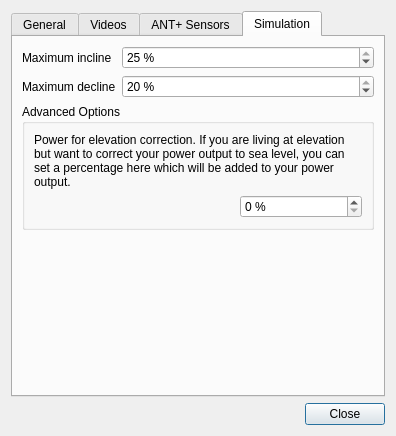
Old version of the form mainlib/maingui/settingsdialog.ui in the repository rsippl/big-ring.
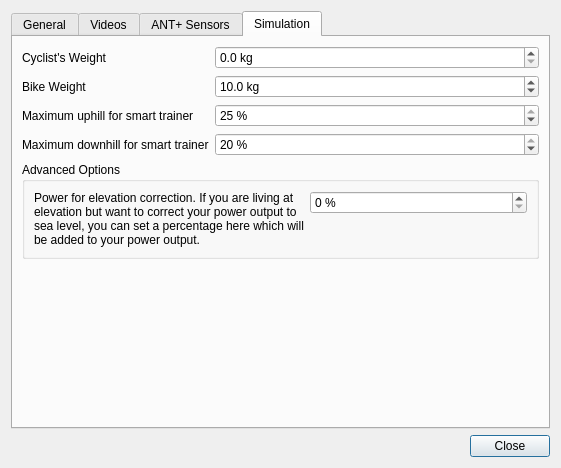
New version of the form.

Commit message: Set minimum and maximum slopes for smart trainers. Set power correction value.

Patch:
```diff
--- a/mainlib/maingui/settingsdialog.ui
+++ b/mainlib/maingui/settingsdialog.ui
@@ -9,8 +9,8 @@
    <rect>
     <x>0</x>
     <y>0</y>
-    <width>396</width>
-    <height>436</height>
+    <width>561</width>
+    <height>468</height>
    </rect>
   </property>
   <property name="sizePolicy">
@@ -77,58 +77,6 @@
         </widget>
        </item>
        <item row="1" column="0">
-        <widget class="QLabel" name="label_3">
-         <property name="text">
-          <string>Cyclist's Weight</string>
-         </property>
-        </widget>
-       </item>
-       <item row="1" column="1">
-        <widget class="QDoubleSpinBox" name="userWeightSpinBox">
-         <property name="suffix">
-          <string> kg</string>
-         </property>
-         <property name="decimals">
-          <number>1</number>
-         </property>
-         <property name="maximum">
-          <double>400.000000000000000</double>
-         </property>
-        </widget>
-       </item>
-       <item row="2" column="0">
-        <widget class="QLabel" name="label_6">
-         <property name="text">
-          <string>Bike Weight</string>
-         </property>
-        </widget>
-       </item>
-       <item row="2" column="1">
-        <widget class="QDoubleSpinBox" name="bikeWeightSpinBox">
-         <property name="prefix">
-          <string/>
-         </property>
-         <property name="suffix">
-          <string> kg</string>
-         </property>
-         <property name="decimals">
-          <number>1</number>
-         </property>
-         <property name="minimum">
-          <double>5.000000000000000</double>
-         </property>
-         <property name="maximum">
-          <double>60.000000000000000</double>
-         </property>
-         <property name="singleStep">
-          <double>0.100000000000000</double>
-         </property>
-         <property name="value">
-          <double>10.000000000000000</double>
-         </property>
-        </widget>
-       </item>
-       <item row="3" column="0">
         <spacer name="verticalSpacer_2">
          <property name="orientation">
           <enum>Qt::Vertical</enum>
@@ -433,20 +381,65 @@
       </attribute>
       <layout class="QFormLayout" name="formLayout_3">
        <item row="0" column="0">
+        <widget class="QLabel" name="label_3">
+         <property name="text">
+          <string>Cyclist's Weight</string>
+         </property>
+        </widget>
+       </item>
+       <item row="0" column="1">
+        <widget class="QDoubleSpinBox" name="userWeightSpinBox">
+         <property name="suffix">
+          <string> kg</string>
+         </property>
+         <property name="decimals">
+          <number>1</number>
+         </property>
+         <property name="maximum">
+          <double>400.000000000000000</double>
+         </property>
+        </widget>
+       </item>
+       <item row="1" column="0">
+        <widget class="QLabel" name="label_6">
+         <property name="text">
+          <string>Bike Weight</string>
+         </property>
+        </widget>
+       </item>
+       <item row="1" column="1">
+        <widget class="QDoubleSpinBox" name="bikeWeightSpinBox">
+         <property name="prefix">
+          <string/>
+         </property>
+         <property name="suffix">
+          <string> kg</string>
+         </property>
+         <property name="decimals">
+          <number>1</number>
+         </property>
+         <property name="minimum">
+          <double>5.000000000000000</double>
+         </property>
+         <property name="maximum">
+          <double>60.000000000000000</double>
+         </property>
+         <property name="singleStep">
+          <double>0.100000000000000</double>
+         </property>
+         <property name="value">
+          <double>10.000000000000000</double>
+         </property>
+        </widget>
+       </item>
+       <item row="2" column="0">
         <widget class="QLabel" name="label_12">
          <property name="text">
-          <string>Maximum incline</string>
+          <string>Maximum uphill for smart trainer</string>
          </property>
         </widget>
        </item>
-       <item row="1" column="0">
-        <widget class="QLabel" name="label_13">
-         <property name="text">
-          <string>Maximum decline</string>
-         </property>
-        </widget>
-       </item>
-       <item row="0" column="1">
+       <item row="2" column="1">
         <widget class="QSpinBox" name="maximumInclineSpinBox">
          <property name="suffix">
           <string> %</string>
@@ -459,7 +452,14 @@
          </property>
         </widget>
        </item>
-       <item row="1" column="1">
+       <item row="3" column="0">
+        <widget class="QLabel" name="label_13">
+         <property name="text">
+          <string>Maximum downhill for smart trainer</string>
+         </property>
+        </widget>
+       </item>
+       <item row="3" column="1">
         <widget class="QSpinBox" name="maximumDeclineSpinBox">
          <property name="suffix">
           <string> %</string>
@@ -472,13 +472,13 @@
          </property>
         </widget>
        </item>
-       <item row="2" column="0" colspan="2">
+       <item row="14" column="0" colspan="2">
         <widget class="QGroupBox" name="groupBox_4">
          <property name="title">
           <string>Advanced Options</string>
          </property>
          <layout class="QFormLayout" name="formLayout_4">
-          <item row="0" column="0" colspan="2">
+          <item row="0" column="0">
            <widget class="QLabel" name="label_14">
             <property name="text">
              <string>Power for elevation correction. If you are living at elevation but want to correct your power output to sea level, you can set a percentage here which will be added to your power output.</string>
@@ -488,21 +488,14 @@
             </property>
            </widget>
           </item>
-          <item row="1" column="0">
-           <spacer name="horizontalSpacer">
-            <property name="orientation">
-             <enum>Qt::Horizontal</enum>
+          <item row="0" column="1">
+           <widget class="QSpinBox" name="powerForElevationCorrectionSpinBox">
+            <property name="sizePolicy">
+             <sizepolicy hsizetype="Preferred" vsizetype="Fixed">
+              <horstretch>0</horstretch>
+              <verstretch>0</verstretch>
+             </sizepolicy>
             </property>
-            <property name="sizeHint" stdset="0">
-             <size>
-              <width>200</width>
-              <height>20</height>
-             </size>
-            </property>
-           </spacer>
-          </item>
-          <item row="1" column="1">
-           <widget class="QSpinBox" name="elevationPowerCorrectionSpinBox">
             <property name="alignment">
              <set>Qt::AlignLeading|Qt::AlignLeft|Qt::AlignVCenter</set>
             </property>
```
Left out of the diff: 32 changed lines with no effect on the pictures. The commit also changes 9 other files.
